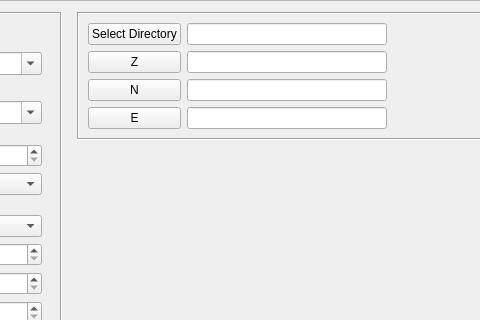
Before: the Qt Designer form isp/resources/designer_uis/Earthquake3CFrame.ui in ProjectISP/ISP, drawn with Qt 5; both pictures show x 200 to 680 and y 0 to 320 of the 1226 by 897 pixel window.
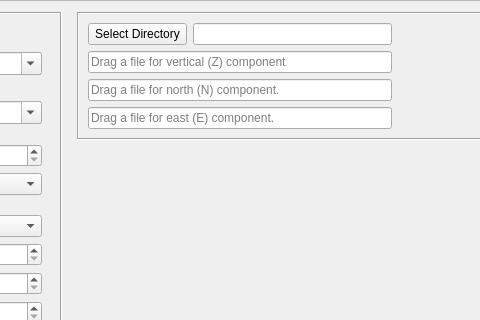
After: the same form once the commit is applied.

Commit message:
Thiago - Fixes to earthquake location.
- Adding errors out on subprocess.

```diff
--- a/isp/resources/designer_uis/Earthquake3CFrame.ui
+++ b/isp/resources/designer_uis/Earthquake3CFrame.ui
@@ -352,114 +352,6 @@
            </property>
           </widget>
          </item>
-         <item row="2" column="0">
-          <widget class="QPushButton" name="selectNorthBtn">
-           <property name="sizePolicy">
-            <sizepolicy hsizetype="Expanding" vsizetype="Fixed">
-             <horstretch>1</horstretch>
-             <verstretch>0</verstretch>
-            </sizepolicy>
-           </property>
-           <property name="maximumSize">
-            <size>
-             <width>150</width>
-             <height>16777215</height>
-            </size>
-           </property>
-           <property name="text">
-            <string>N</string>
-           </property>
-          </widget>
-         </item>
-         <item row="2" column="1">
-          <widget class="QLineEdit" name="northQLineEdit">
-           <property name="sizePolicy">
-            <sizepolicy hsizetype="Expanding" vsizetype="Fixed">
-             <horstretch>4</horstretch>
-             <verstretch>0</verstretch>
-            </sizepolicy>
-           </property>
-           <property name="readOnly">
-            <bool>true</bool>
-           </property>
-           <property name="clearButtonEnabled">
-            <bool>false</bool>
-           </property>
-          </widget>
-         </item>
-         <item row="3" column="0">
-          <widget class="QPushButton" name="selectEastBtn">
-           <property name="sizePolicy">
-            <sizepolicy hsizetype="Expanding" vsizetype="Fixed">
-             <horstretch>1</horstretch>
-             <verstretch>0</verstretch>
-            </sizepolicy>
-           </property>
-           <property name="maximumSize">
-            <size>
-             <width>150</width>
-             <height>16777215</height>
-            </size>
-           </property>
-           <property name="text">
-            <string>E</string>
-           </property>
-          </widget>
-         </item>
-         <item row="1" column="1">
-          <widget class="QLineEdit" name="verticalQLineEdit">
-           <property name="sizePolicy">
-            <sizepolicy hsizetype="Expanding" vsizetype="Fixed">
-             <horstretch>4</horstretch>
-             <verstretch>0</verstretch>
-            </sizepolicy>
-           </property>
-           <property name="dragEnabled">
-            <bool>true</bool>
-           </property>
-           <property name="readOnly">
-            <bool>false</bool>
-           </property>
-           <property name="clearButtonEnabled">
-            <bool>false</bool>
-           </property>
-          </widget>
-         </item>
-         <item row="3" column="1">
-          <widget class="QLineEdit" name="eastQLineEdit">
-           <property name="sizePolicy">
-            <sizepolicy hsizetype="Expanding" vsizetype="Fixed">
-             <horstretch>4</horstretch>
-             <verstretch>0</verstretch>
-            </sizepolicy>
-           </property>
-           <property name="readOnly">
-            <bool>true</bool>
-           </property>
-           <property name="clearButtonEnabled">
-            <bool>false</bool>
-           </property>
-          </widget>
-         </item>
-         <item row="1" column="0">
-          <widget class="QPushButton" name="selectVerticalBtn">
-           <property name="sizePolicy">
-            <sizepolicy hsizetype="Expanding" vsizetype="Fixed">
-             <horstretch>1</horstretch>
-             <verstretch>0</verstretch>
-            </sizepolicy>
-           </property>
-           <property name="maximumSize">
-            <size>
-             <width>150</width>
-             <height>16777215</height>
-            </size>
-           </property>
-           <property name="text">
-            <string>Z</string>
-           </property>
-          </widget>
-         </item>
          <item row="0" column="1">
           <widget class="QLineEdit" name="rootPathForm_3C">
            <property name="sizePolicy">
@@ -512,6 +404,75 @@
            </layout>
           </widget>
          </item>
+         <item row="1" column="0" colspan="2">
+          <widget class="QLineEdit" name="verticalQLineEdit">
+           <property name="sizePolicy">
+            <sizepolicy hsizetype="Expanding" vsizetype="Fixed">
+             <horstretch>2</horstretch>
+             <verstretch>0</verstretch>
+            </sizepolicy>
+           </property>
+           <property name="toolTip">
+            <string/>
+           </property>
+           <property name="inputMethodHints">
+            <set>Qt::ImhHiddenText</set>
+           </property>
+           <property name="inputMask">
+            <string/>
+           </property>
+           <property name="dragEnabled">
+            <bool>true</bool>
+           </property>
+           <property name="readOnly">
+            <bool>false</bool>
+           </property>
+           <property name="placeholderText">
+            <string>Drag a file for vertical (Z) component</string>
+           </property>
+           <property name="clearButtonEnabled">
+            <bool>true</bool>
+           </property>
+          </widget>
+         </item>
+         <item row="2" column="0" colspan="2">
+          <widget class="QLineEdit" name="northQLineEdit">
+           <property name="sizePolicy">
+            <sizepolicy hsizetype="Expanding" vsizetype="Fixed">
+             <horstretch>2</horstretch>
+             <verstretch>0</verstretch>
+            </sizepolicy>
+           </property>
+           <property name="readOnly">
+            <bool>false</bool>
+           </property>
+           <property name="placeholderText">
+            <string>Drag a file for north (N) component.</string>
+           </property>
+           <property name="clearButtonEnabled">
+            <bool>true</bool>
+           </property>
+          </widget>
+         </item>
+         <item row="3" column="0" colspan="2">
+          <widget class="QLineEdit" name="eastQLineEdit">
+           <property name="sizePolicy">
+            <sizepolicy hsizetype="Expanding" vsizetype="Fixed">
+             <horstretch>2</horstretch>
+             <verstretch>0</verstretch>
+            </sizepolicy>
+           </property>
+           <property name="readOnly">
+            <bool>false</bool>
+           </property>
+           <property name="placeholderText">
+            <string>Drag a file for east (E) component.</string>
+           </property>
+           <property name="clearButtonEnabled">
+            <bool>true</bool>
+           </property>
+          </widget>
+         </item>
         </layout>
        </widget>
       </item>
```
The commit also changes 5 other files.
